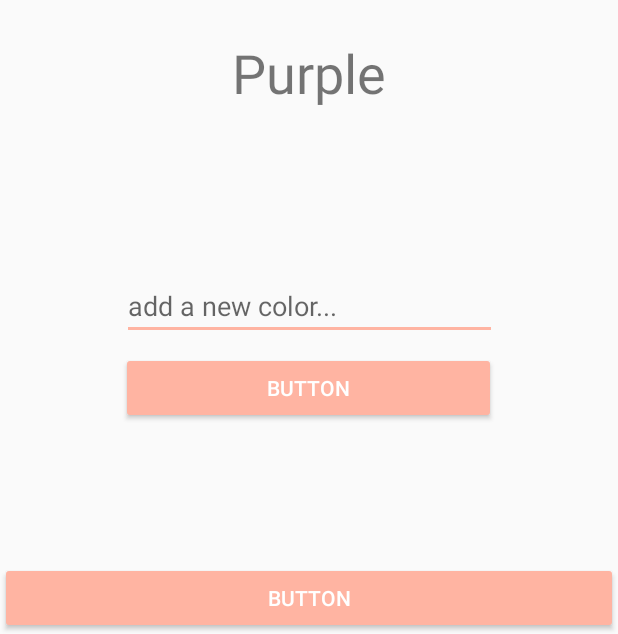
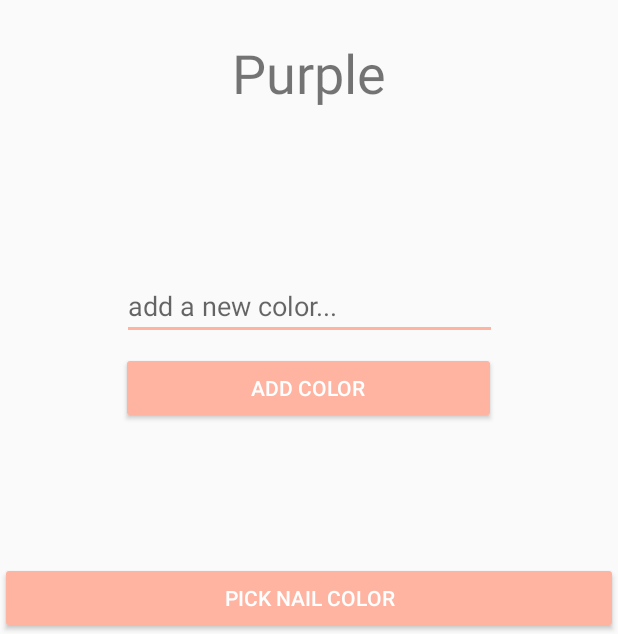
Before and after one commit to brandonviles/NailDecider, an Android app: the screen it shows after launch (MainActivity), on a phone screen of 412 x 824 dp, the part 602-1236 px from its top. Run offline under Robolectric (Android 15) with nearby library versions, the phone set to English and light mode, and no system bars; Roboto replaces fonts that are not available here.

Commit message:
Changed Button Text

```diff
--- a/app/src/main/res/layout/activity_main.xml
+++ b/app/src/main/res/layout/activity_main.xml
@@ -36,7 +36,7 @@
             app:layout_constraintStart_toStartOf="parent" android:layout_marginBottom="8dp"
             app:layout_constraintBottom_toTopOf="@+id/addColorBtn"/>
     <Button
-            android:text="Button"
+            android:text="Add Color"
             android:layout_width="250dp"
             android:layout_height="wrap_content"
             android:id="@+id/addColorBtn" app:layout_constraintEnd_toEndOf="parent" android:layout_marginEnd="8dp"
@@ -44,7 +44,7 @@
             android:layout_marginBottom="92dp" app:layout_constraintBottom_toTopOf="@+id/decideBtn"
             app:layout_constraintHorizontal_bias="0.498" style="@style/Widget.AppCompat.Button.Colored"/>
     <Button
-            android:text="Button"
+            android:text="Pick Nail Color"
             android:layout_width="0dp"
             android:layout_height="wrap_content"
             android:id="@+id/decideBtn" app:layout_constraintEnd_toEndOf="parent"
```
